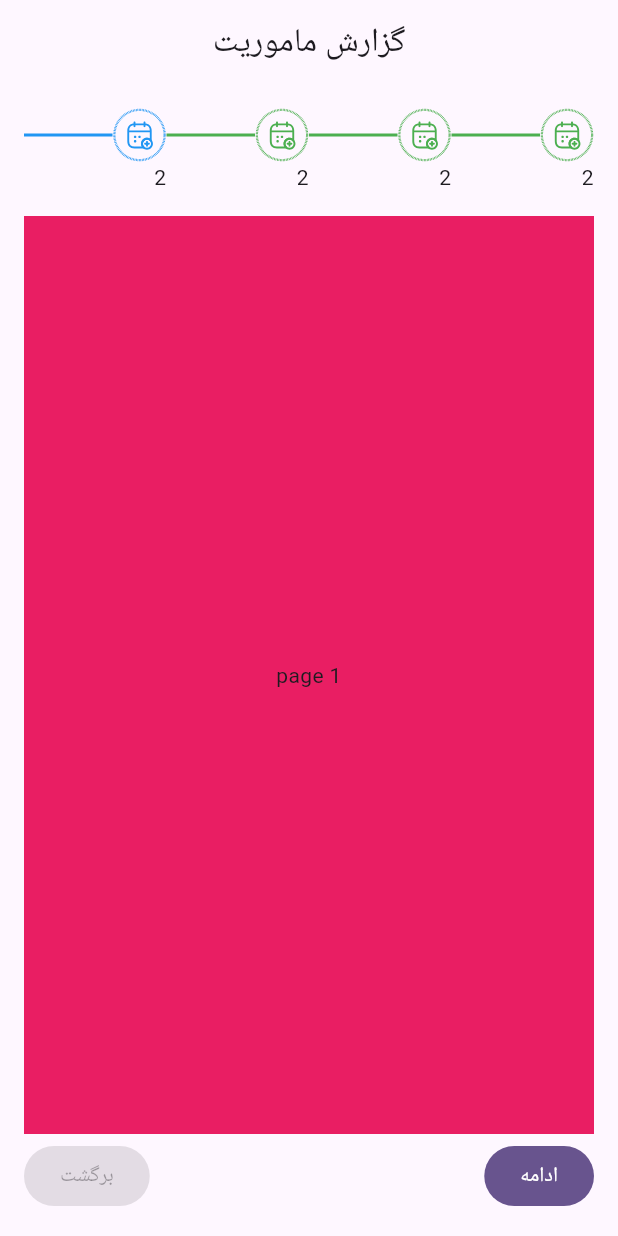
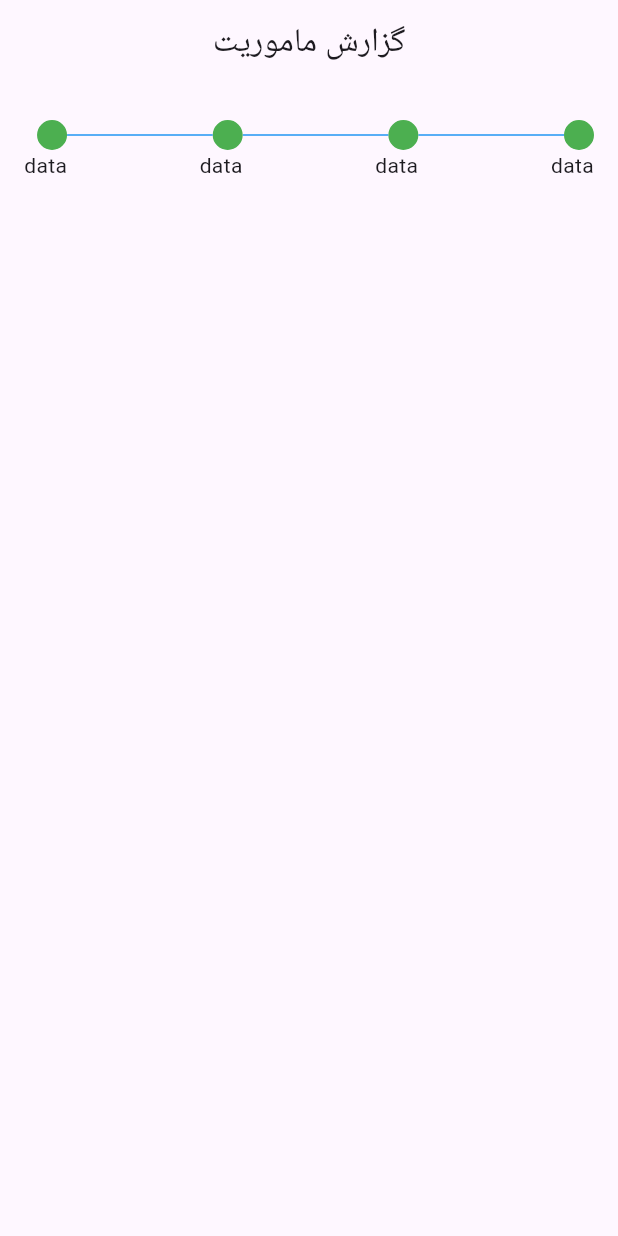
Before and after one commit to EngSara77/sample_flutter, a Flutter app: the screen it shows after launch, on a phone screen of 412 x 824 dp. Run offline on Flutter 3.47's test engine with Material 2 defaults, Android fonts, the phone set to English and light mode, and no system bars; our stand-ins replace flutter_svg, get; missing offline and left inert: avatar_stack.

Commit message:
fix stepper bug

```diff
--- a/lib/widgets/mission_report_view.dart
+++ b/lib/widgets/mission_report_view.dart
@@ -1,8 +1,8 @@
 import 'package:flutter/material.dart';
 import 'package:get/get.dart';
 import 'package:sample_flutter/controllers/mission_report_controller.dart';
-import 'package:sample_flutter/widgets/report/stepper_custom.dart';
 import 'package:sample_flutter/widgets/stepper_component.dart';
+
 
 
 class MissionReportView extends GetView<MissionReportController> {
@@ -11,85 +11,14 @@ class MissionReportView extends GetView<MissionReportController> {
   @override
   Widget build(BuildContext context) {
 
-   return  Padding(
-     padding: const EdgeInsets.all(16),
-     child: Column(
-
-      children: [
-
-     setCustomStepper(),
-        const SizedBox(height: 16,),
-     setPages(),
-        const SizedBox(height: 4,),
-
-        Row(
-          mainAxisAlignment: MainAxisAlignment.spaceBetween,
-
-      children: [
-            FilledButton(
-            onPressed: () {
-              controller.activePage.value+1;
-             },
-            child: const Text('ادامه'),),
-          const FilledButton(onPressed: null,
-          child: Text('برگشت'),)
-      ],
-        )
-      ],
-        ),
+   return   Row(
+     children: [
+       StepperComponent(currentIndex: 1, index: 1, svgName: 'assets/svgs/time-step-blue.svg',),
+       StepperComponent(currentIndex: 1, index: 1, svgName: 'assets/svgs/time-step-blue.svg',),
+       StepperComponent(currentIndex: 1, index: 1, svgName: 'assets/svgs/time-step-blue.svg',),
+       StepperComponent(currentIndex: 1, index: 1, svgName: 'assets/svgs/time-step-blue.svg',),
+     ],
    );
-
-
-
-
-
-
-
-  }
-
- Widget setCustomStepper() {
-
-  // ''
-
-return   Row(
-
-children:   [
-
-
-StepperComponent(currentIndex: 4, index: 1, svgName: 'assets/svgs/time-step-blue.svg',),
-StepperComponent(currentIndex: 4, index: 2, svgName: 'assets/svgs/time-step-blue.svg',),
-StepperComponent(currentIndex: 4, index: 3, svgName: 'assets/svgs/time-step-blue.svg',),
-StepperComponent(currentIndex: 4, index: 4, svgName: 'assets/svgs/time-step-blue.svg',),
-
-],
-
-);
-
-}
-
- Widget setPages() {
-
-
-  return
-     Obx(()=>controller.isActive.value?
-      Expanded(
-        child: PageView.builder(
-          controller: controller.pageController,
-          itemCount: controller.pages.length,
-          onPageChanged: (int page){
-
-            controller.activePage.value=page;
-          },
-          itemBuilder:(
-          BuildContext context,int index) {
-
-            return controller.pages[index % controller.pages.length];
-
-          }
-
-         ),
-      ):const SizedBox(),
-     );
  }
 
 }
--- /dev/null
+++ b/lib/widgets/report/my_stepper_custom.dart
@@ -0,0 +1,101 @@
+import 'package:flutter/cupertino.dart';
+import 'package:flutter/material.dart';
+
+class MyStepperCustom extends StatelessWidget {
+  const MyStepperCustom({super.key});
+
+  @override
+  Widget build(BuildContext context) {
+    return Column(
+        crossAxisAlignment: CrossAxisAlignment.stretch,
+      children: [
+       const SizedBox(height: 8,),
+       Container(
+        padding: const EdgeInsets.all(16),
+         child: Row(
+          children: [
+          rowBubbleAndExtend(false),
+          rowBubbleAndExtend(false),
+          rowBubbleAndExtend(false),
+          rowBubbleAndExtend(true),
+
+          ],
+         ),
+       )
+
+      ],
+    );
+  }
+
+  Widget rowBubbleAndExtend(bool islast) {
+    return islast?Column(
+        crossAxisAlignment: CrossAxisAlignment.start,
+        mainAxisSize: MainAxisSize.min,
+        children: [
+          Row(
+
+              children: [
+
+                Container(
+                  height: 20,
+                  width: 20,
+                  decoration: BoxDecoration(
+                   border: Border.all(color: Colors.green),
+                   borderRadius: BorderRadius.circular(100),
+                    color: Colors.green
+                  ),
+
+
+
+                ),
+
+                 Container(
+
+                   height: 1,
+                   color: Colors.blue,
+                 ),
+              ],
+            ),
+
+            const Text('data')
+        ],
+      ):
+
+
+    Expanded(
+      child: Column(
+        crossAxisAlignment: CrossAxisAlignment.start,
+        children: [
+          Row(
+
+              children: [
+
+                Container(
+                  height: 20,
+                  width: 20,
+                  decoration: BoxDecoration(
+                   border: Border.all(color: Colors.green),
+                   borderRadius: BorderRadius.circular(100),
+                    color: Colors.green
+                  ),
+
+
+
+                ),
+
+                 Expanded(child:
+
+                  Container(
+
+                    height: 1,
+                    color: Colors.blue,
+                  ),),
+              ],
+            ),
+
+            const Text('data')
+        ],
+      ),
+    );
+  }
+}
--- a/lib/widgets/report/report_home_view.dart
+++ b/lib/widgets/report/report_home_view.dart
@@ -1,5 +1,5 @@
 import 'package:flutter/material.dart';
-import 'package:sample_flutter/widgets/mission_report_view.dart';
+import 'package:sample_flutter/widgets/report/my_stepper_custom.dart';
 
 
 class ReportHomeView extends StatelessWidget {
@@ -10,7 +10,7 @@ class ReportHomeView extends StatelessWidget {
     return Scaffold(
 
       appBar: AppBar(title: const Text('گزارش ماموریت'),centerTitle: true,),
-      body: const MissionReportView(),
+      body: const MyStepperCustom(),
 
     );
   }
--- a/lib/widgets/stepper_component.dart
+++ b/lib/widgets/stepper_component.dart
@@ -22,7 +22,9 @@ class StepperComponent extends StatelessWidget {
           GestureDetector(
             //onTap: onTapFunc,
             child: SvgPicture.asset(svgName,color: currentIndex==index? Colors.blue:currentIndex>index? Colors.green:Colors.grey,)),
-            Expanded(child: Container(height: 2,color:currentIndex==index? Colors.blue:currentIndex>index? Colors.green:Colors.grey,))
+         SvgPicture.asset('assets/svgs/line.svg',width: 30,),
+            const Divider(height: 20,color: Colors.blue,),
+            //Expanded(child: Container(height: 2,color:currentIndex==index? Colors.blue:currentIndex>index? Colors.green:Colors.grey,))
 
       ],
             ),
```
Also changed, not shown: lib/widgets/figma_stepp.dart (added, +157 -0 lines), assets/svgs/line.svg (added).
